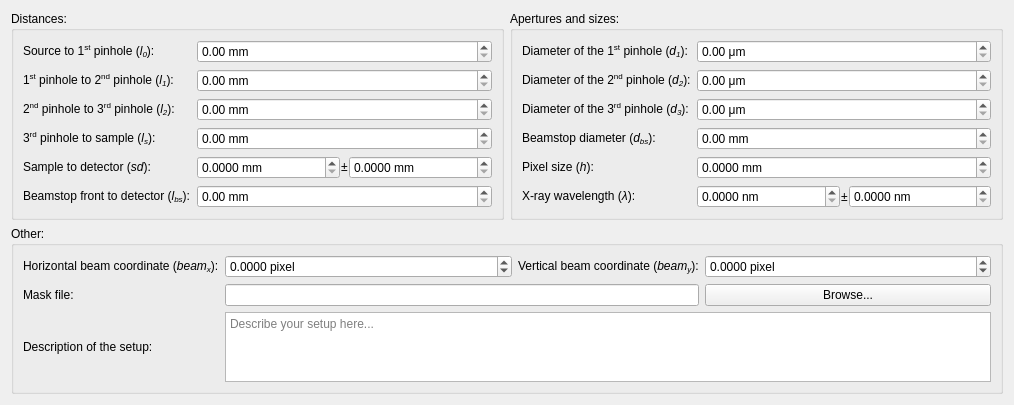
Above: cct/qtgui/setup/geometry/geometry.ui from awacha/cct before the change. Below: the same form after it.
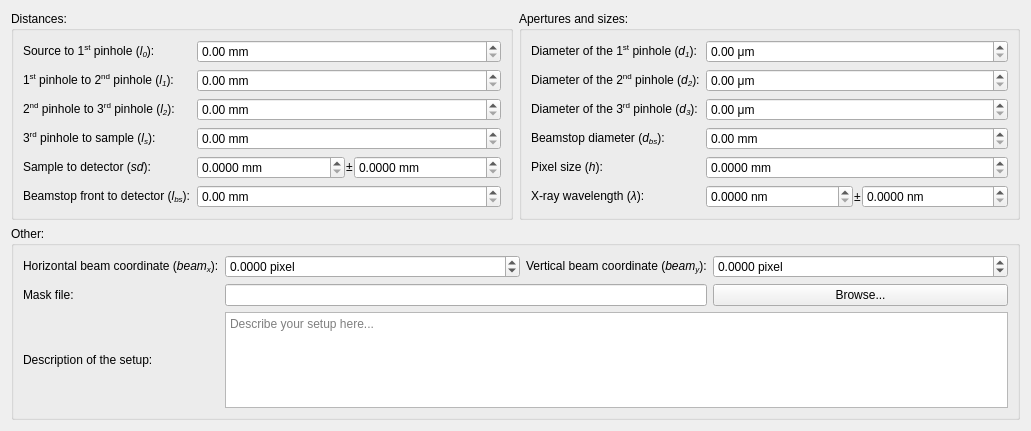
That is the form after the change. Icons and pictures are not drawn.

Commit message: Corrected a long-standing, unnoticed bug in the geometry UI

The edit to the form file:
```diff
--- a/cct/qtgui/setup/geometry/geometry.ui
+++ b/cct/qtgui/setup/geometry/geometry.ui
@@ -6,8 +6,8 @@
    <rect>
     <x>0</x>
     <y>0</y>
-    <width>1014</width>
-    <height>399</height>
+    <width>1031</width>
+    <height>431</height>
    </rect>
   </property>
   <property name="windowTitle">
```
Left out of the diff: 24 changed lines with no effect on the pictures. The commit also changes 1 other file.
